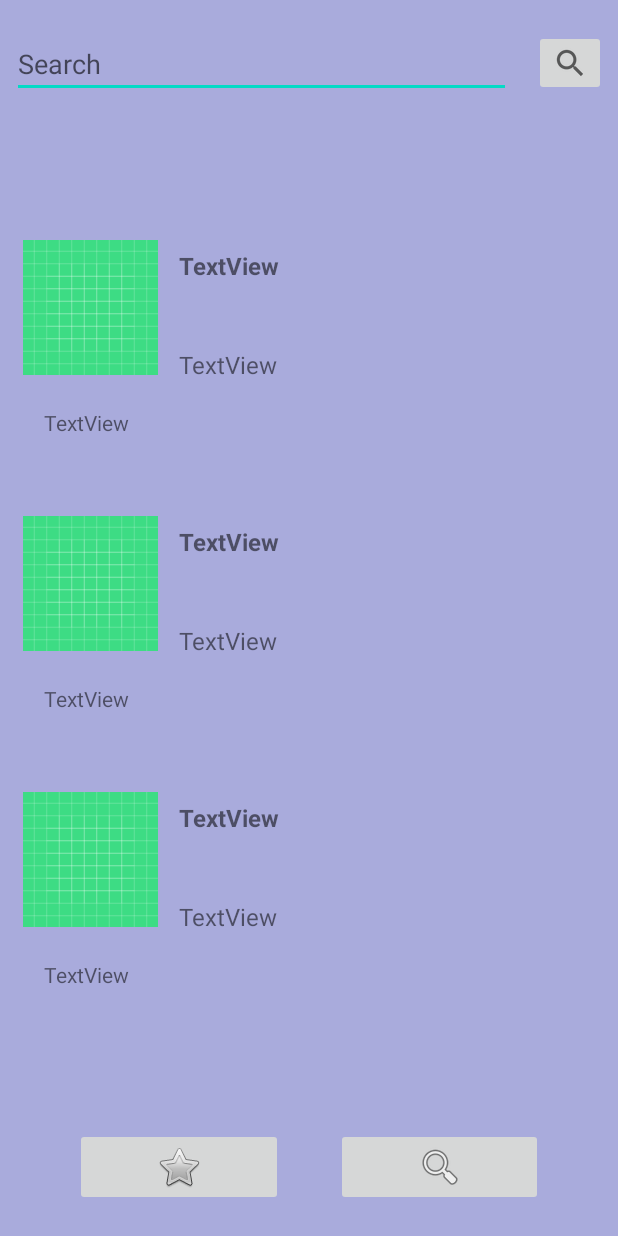
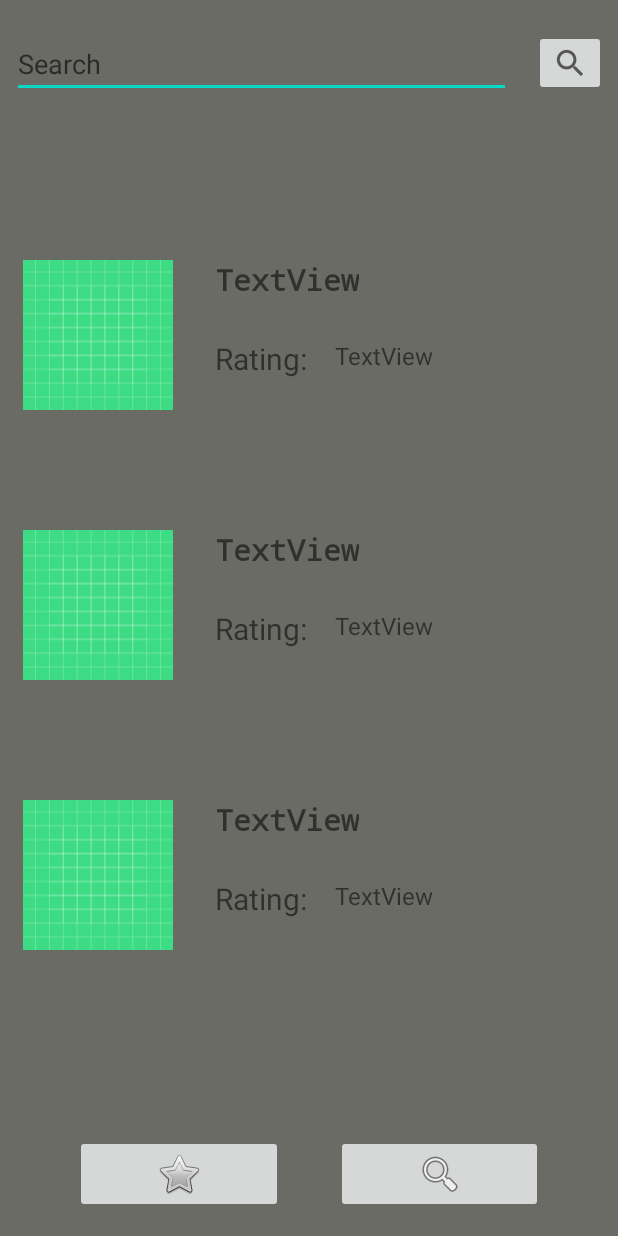
Before and after one commit to mh217/GoodTV, an Android app: the layout activity_search_movies.xml on its own in the app's theme, with its tools: preview values and no code run, on a phone screen of 412 x 824 dp. Run offline under Robolectric (Android 15) with nearby library versions, the phone set to English and light mode, and no system bars; Roboto replaces fonts that are not available here.

Commit message:
Designe changes

```diff
--- a/app/src/main/java/com/example/goodtv/MovieAdapter.kt
+++ b/app/src/main/java/com/example/goodtv/MovieAdapter.kt
@@ -50,7 +50,7 @@ class MovieAdapter (private val movieList: ArrayList<Movie>) : RecyclerView.Adap
         val movieName = view.findViewById<TextView>(R.id.NameTextView)
         val moviePoster = view.findViewById<ImageView>(R.id.PosterView)
         val movieRating = view.findViewById<TextView>(R.id.RatingView)
-        val watched = view.findViewById<TextView>(R.id.Watched)
+
 
         fun bind(index: Int,  movie: Movie) {
             Glide
@@ -59,7 +59,7 @@ class MovieAdapter (private val movieList: ArrayList<Movie>) : RecyclerView.Adap
                 .into(moviePoster)
             movieName.text=movie.Name.toString()
             movieRating.text=movie.Rating.toString()
-            watched.text=movie.Watched.toString()
+
 
         }
 
--- a/app/src/main/res/layout/activity_main.xml
+++ b/app/src/main/res/layout/activity_main.xml
@@ -60,7 +60,7 @@
         app:layout_constraintHorizontal_bias="0.495"
         app:layout_constraintStart_toStartOf="parent"
         app:layout_constraintTop_toTopOf="parent"
-        app:layout_constraintVertical_bias="0.343" />
+        app:layout_constraintVertical_bias="0.351" />
 
     <ImageButton
         android:id="@+id/imageButton"
--- a/app/src/main/res/layout/activity_search_movies.xml
+++ b/app/src/main/res/layout/activity_search_movies.xml
@@ -5,14 +5,14 @@
     android:layout_width="match_parent"
     android:layout_height="match_parent"
     tools:context=".SearchMovies"
-    android:background="@color/light_purple">
+    android:background="@color/brown">
 
     <ImageButton
         android:id="@+id/HomeBtnHome"
         android:layout_width="0dp"
         android:layout_height="wrap_content"
         android:layout_marginStart="50dp"
-        android:layout_marginBottom="20dp"
+        android:layout_marginBottom="15dp"
         app:layout_constraintBottom_toBottomOf="parent"
         app:layout_constraintEnd_toStartOf="@+id/SearchBtnHome"
         app:layout_constraintStart_toStartOf="parent"
@@ -25,7 +25,7 @@
         android:layout_height="wrap_content"
         android:layout_marginStart="35dp"
         android:layout_marginEnd="50dp"
-        android:layout_marginBottom="20dp"
+        android:layout_marginBottom="15dp"
         app:layout_constraintBottom_toBottomOf="parent"
         app:layout_constraintEnd_toEndOf="parent"
         app:layout_constraintStart_toEndOf="@+id/HomeBtnHome"
@@ -61,7 +61,7 @@
         android:id="@+id/MovieRecycleView"
         android:layout_width="415dp"
         android:layout_height="572dp"
-        android:layout_marginTop="10dp"
+        android:layout_marginTop="5dp"
         app:layout_constraintBottom_toTopOf="@+id/HomeBtnHome"
         app:layout_constraintEnd_toEndOf="parent"
         app:layout_constraintStart_toStartOf="parent"
--- a/app/src/main/res/layout/recyclerviewmovie.xml
+++ b/app/src/main/res/layout/recyclerviewmovie.xml
@@ -4,16 +4,16 @@
     xmlns:tools="http://schemas.android.com/tools"
     android:layout_width="match_parent"
     android:layout_height="wrap_content"
-    android:background="@color/light_purple">
+    android:background="@color/brown">
 
 
     <ImageView
         android:id="@+id/PosterView"
-        android:layout_width="90dp"
-        android:layout_height="114dp"
+        android:layout_width="100dp"
+        android:layout_height="150dp"
         android:layout_marginStart="16dp"
         android:layout_marginTop="20dp"
-        android:layout_marginBottom="50dp"
+        android:layout_marginBottom="10dp"
         app:layout_constraintBottom_toBottomOf="parent"
         app:layout_constraintStart_toStartOf="parent"
         app:layout_constraintTop_toTopOf="parent"
@@ -24,40 +24,42 @@
         android:id="@+id/NameTextView"
         android:layout_width="wrap_content"
         android:layout_height="wrap_content"
-        android:layout_marginStart="120dp"
+        android:layout_marginStart="144dp"
         android:layout_marginTop="15dp"
         android:layout_marginBottom="15dp"
+        android:fontFamily="monospace"
         android:text="TextView"
-        android:textSize="16sp"
+        android:textSize="20sp"
         android:textStyle="bold"
         app:layout_constraintBottom_toTopOf="@+id/RatingView"
         app:layout_constraintStart_toStartOf="parent"
-        app:layout_constraintTop_toTopOf="parent" />
+        app:layout_constraintTop_toTopOf="parent"
+        app:layout_constraintVertical_bias="0.731" />
 
     <TextView
         android:id="@+id/RatingView"
         android:layout_width="wrap_content"
         android:layout_height="wrap_content"
-        android:layout_marginStart="120dp"
-        android:layout_marginTop="5dp"
-        android:layout_marginBottom="35dp"
+        android:layout_marginStart="224dp"
         android:text="TextView"
         android:textSize="16sp"
         app:layout_constraintBottom_toBottomOf="parent"
         app:layout_constraintStart_toStartOf="parent"
-        app:layout_constraintTop_toBottomOf="@+id/NameTextView" />
+        app:layout_constraintTop_toTopOf="parent"
+        app:layout_constraintVertical_bias="0.62" />
 
     <TextView
-        android:id="@+id/Watched"
+        android:id="@+id/textView"
         android:layout_width="wrap_content"
         android:layout_height="wrap_content"
-        android:layout_marginTop="10dp"
-        android:text="TextView"
+        android:layout_marginStart="144dp"
+        android:text="@string/rating"
+        android:textSize="20sp"
         app:layout_constraintBottom_toBottomOf="parent"
-        app:layout_constraintEnd_toEndOf="parent"
-        app:layout_constraintHorizontal_bias="0.084"
+        app:layout_constraintEnd_toStartOf="@+id/RatingView"
+        app:layout_constraintHorizontal_bias="0.0"
         app:layout_constraintStart_toStartOf="parent"
-        app:layout_constraintTop_toBottomOf="@+id/PosterView"
-        app:layout_constraintVertical_bias="0.0" />
+        app:layout_constraintTop_toTopOf="parent"
+        app:layout_constraintVertical_bias="0.639" />
 
 </androidx.constraintlayout.widget.ConstraintLayout>
--- a/app/src/main/res/values/strings.xml
+++ b/app/src/main/res/values/strings.xml
@@ -6,4 +6,5 @@
     <string name="searchName">Search</string>
     <!-- TODO: Remove or change this placeholder text -->
     <string name="hello_blank_fragment">Hello blank fragment</string>
+    <string name="rating">Rating:</string>
 </resources>
```
